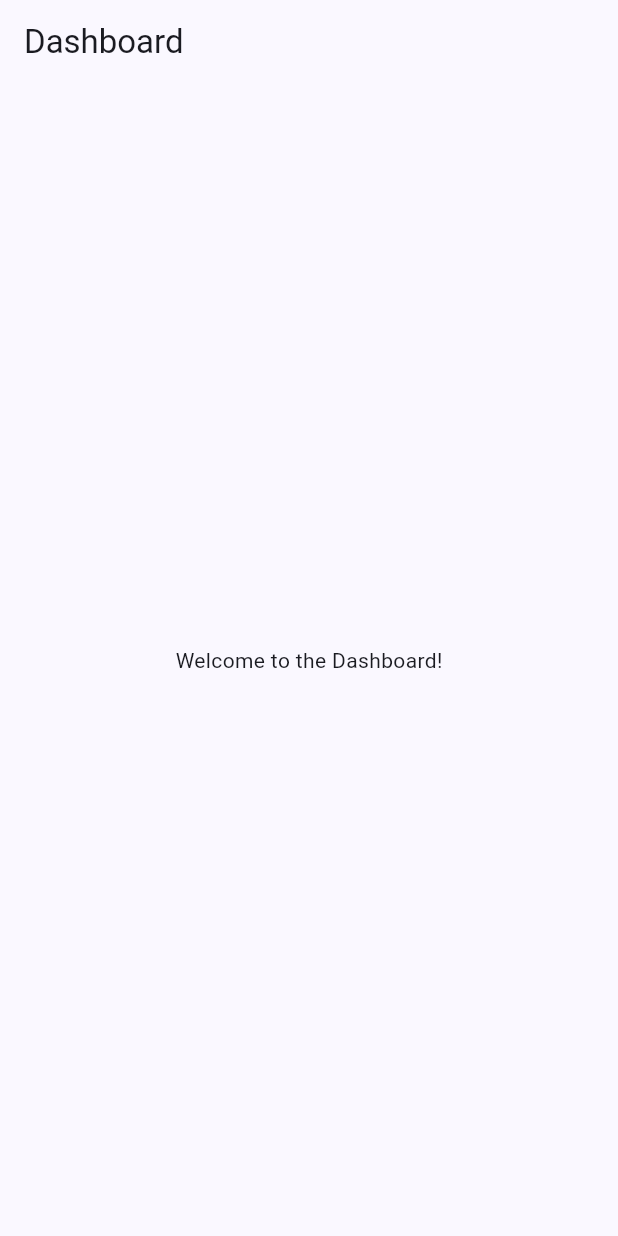
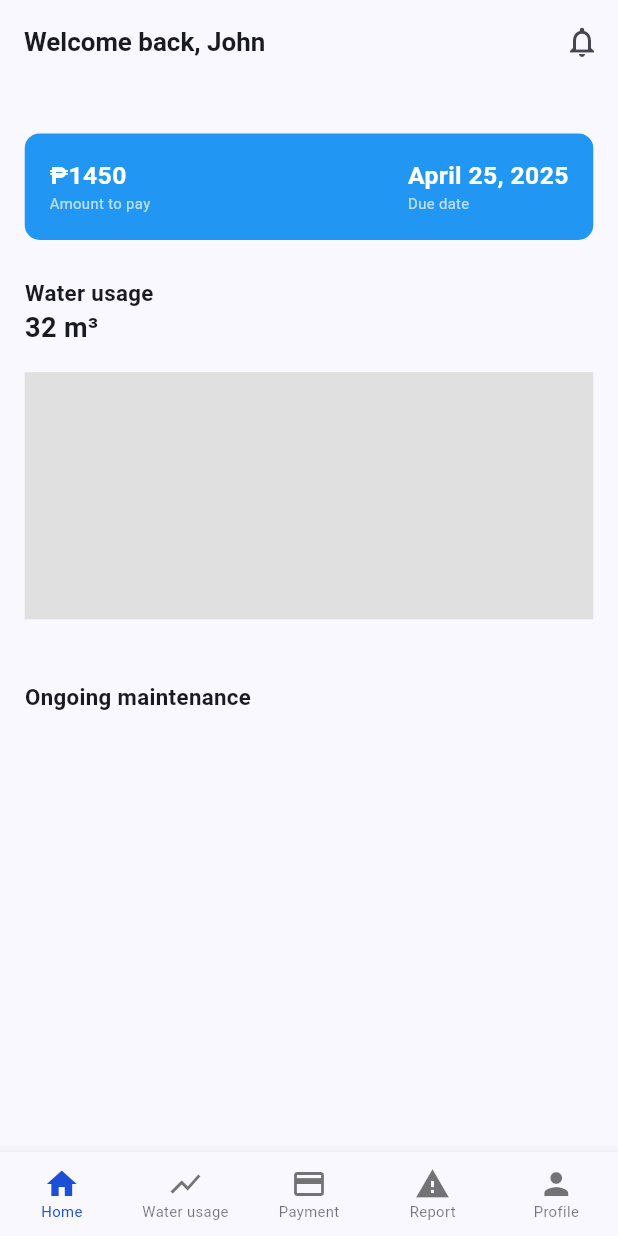
Before and after one commit to fiftheenyen/bawasa, a Flutter app: the DashboardScreen screen opened by its route, on a phone screen of 412 x 824 dp. Run offline on Flutter 3.47's test engine with Material 3 defaults, Android fonts, the phone set to English and light mode, and no system bars; our stand-ins replace go_router.

Commit message:
design the dashboard screen

```diff
--- a/consummer_app/lib/views/dashboard/dashboard_screen.dart
+++ b/consummer_app/lib/views/dashboard/dashboard_screen.dart
@@ -1,13 +1,154 @@
 import 'package:flutter/material.dart';
+
+class SizingConfig {
+  static late double textMultiplier;
+  static late double heightMultiplier;
+  static late double widthMultiplier;
+
+  static void init(BoxConstraints constraints) {
+    heightMultiplier = constraints.maxHeight / 100;
+    widthMultiplier = constraints.maxWidth / 100;
+    textMultiplier = heightMultiplier;
+  }
+}
 
 class DashboardScreen extends StatelessWidget {
   const DashboardScreen({super.key});
 
   @override
   Widget build(BuildContext context) {
-    return Scaffold(
-      appBar: AppBar(title: const Text('Dashboard')),
-      body: const Center(child: Text('Welcome to the Dashboard!')),
+    return LayoutBuilder(
+      builder: (context, constraints) {
+        SizingConfig.init(constraints);
+
+        return Scaffold(
+          appBar: AppBar(
+            title: Text(
+              'Welcome back, John',
+              style: TextStyle(
+                fontSize: 2.1 * SizingConfig.textMultiplier,
+                fontWeight: FontWeight.w700,
+              ),
+            ),
+            actions: [
+              IconButton(
+                icon: const Icon(Icons.notifications_none),
+                onPressed: () {},
+              ),
+            ],
+          ),
+          body: Padding(
+            padding: EdgeInsets.all(4 * SizingConfig.widthMultiplier),
+            child: Column(
+              crossAxisAlignment: CrossAxisAlignment.start,
+              children: [
+                SizedBox(height: 2 * SizingConfig.heightMultiplier),
+
+                // Amount to pay card
+                Container(
+                  padding: EdgeInsets.all(4 * SizingConfig.widthMultiplier),
+                  decoration: BoxDecoration(
+                    color: Colors.blue,
+                    borderRadius: BorderRadius.circular(
+                      1.2 * SizingConfig.heightMultiplier,
+                    ),
+                  ),
+                  child: Row(
+                    mainAxisAlignment: MainAxisAlignment.spaceBetween,
+                    children: [
+                      _amountBlock('₱1450', 'Amount to pay'),
+                      _amountBlock('April 25, 2025', 'Due date'),
+                    ],
+                  ),
+                ),
+
+                SizedBox(height: 3 * SizingConfig.heightMultiplier),
+
+                Text(
+                  'Water usage',
+                  style: TextStyle(
+                    fontSize: 1.8 * SizingConfig.textMultiplier,
+                    fontWeight: FontWeight.bold,
+                  ),
+                ),
+                Text(
+                  '32 m³',
+                  style: TextStyle(
+                    fontSize: 2.2 * SizingConfig.textMultiplier,
+                    fontWeight: FontWeight.bold,
+                  ),
+                ),
+                // Placeholder for graph
+                Container(
+                  height: 20 * SizingConfig.heightMultiplier,
+                  color: Colors.grey.shade300,
+                  margin: EdgeInsets.symmetric(
+                    vertical: 2 * SizingConfig.heightMultiplier,
+                  ),
+                ),
+
+                SizedBox(height: 3 * SizingConfig.heightMultiplier),
+
+                Text(
+                  'Ongoing maintenance',
+                  style: TextStyle(
+                    fontSize: 1.8 * SizingConfig.textMultiplier,
+                    fontWeight: FontWeight.bold,
+                  ),
+                ),
+                // TODO: Maintenance list widget
+              ],
+            ),
+          ),
+          bottomNavigationBar: BottomNavigationBar(
+            type: BottomNavigationBarType.fixed,
+            selectedFontSize: 1.2 * SizingConfig.textMultiplier,
+            unselectedFontSize: 1.2 * SizingConfig.textMultiplier,
+            items: const [
+              BottomNavigationBarItem(icon: Icon(Icons.home), label: 'Home'),
+              BottomNavigationBarItem(
+                icon: Icon(Icons.show_chart),
+                label: 'Water usage',
+              ),
+              BottomNavigationBarItem(
+                icon: Icon(Icons.payment),
+                label: 'Payment',
+              ),
+              BottomNavigationBarItem(
+                icon: Icon(Icons.report_problem),
+                label: 'Report',
+              ),
+              BottomNavigationBarItem(
+                icon: Icon(Icons.person),
+                label: 'Profile',
+              ),
+            ],
+          ),
+        );
+      },
+    );
+  }
+
+  Widget _amountBlock(String value, String label) {
+    return Column(
+      crossAxisAlignment: CrossAxisAlignment.start,
+      children: [
+        Text(
+          value,
+          style: TextStyle(
+            fontSize: 2.0 * SizingConfig.textMultiplier,
+            color: Colors.white,
+            fontWeight: FontWeight.bold,
+          ),
+        ),
+        Text(
+          label,
+          style: TextStyle(
+            fontSize: 1.2 * SizingConfig.textMultiplier,
+            color: Colors.white70,
+          ),
+        ),
+      ],
     );
   }
 }
```
